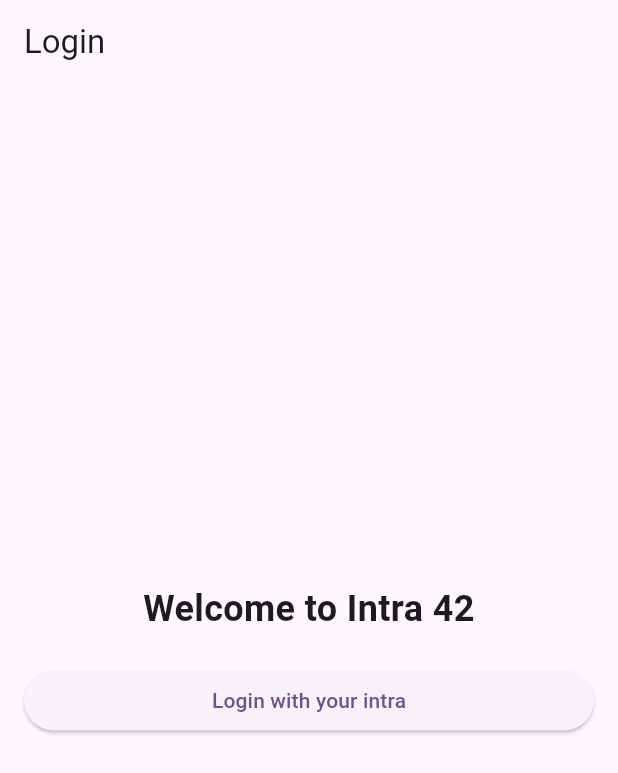
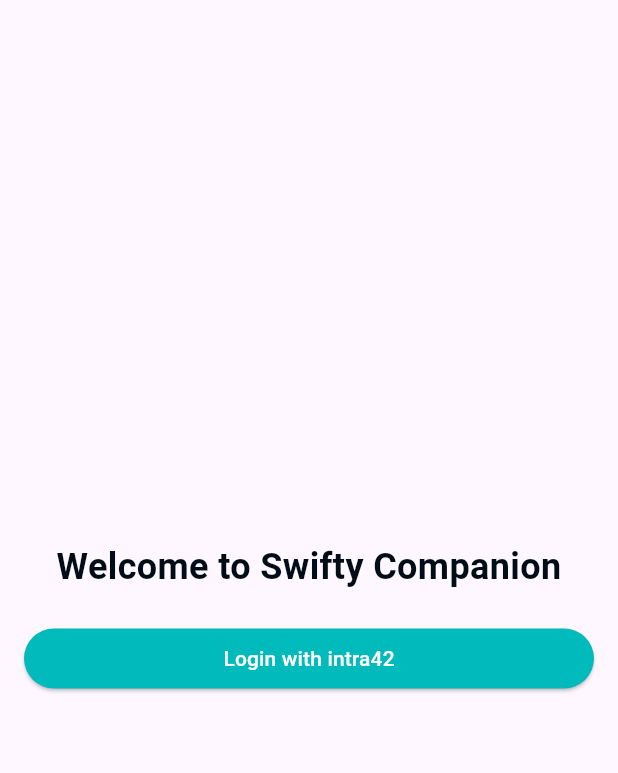
Before and after one commit to Ajjig/swifty_companion, a Flutter app: the screen it shows after launch, on a phone screen of 412 x 824 dp. Shown: the top 773 px of the screen. Run offline on Flutter 3.47's test engine with Material 3 defaults, Android fonts, the light colour scheme and no system bars; our stand-ins replace app_links, dio, fl_chart, flutter_bloc, flutter_dotenv, flutter_secure_storage and 2 more; missing offline and left inert: oauth2.

Commit message:
Refactor LoginScreen: update welcome message, improve button styling, and remove app bar

```diff
--- a/lib/presentation/views/login_screen.dart
+++ b/lib/presentation/views/login_screen.dart
@@ -1,6 +1,7 @@
 import 'package:flutter/material.dart';
 import 'package:flutter_bloc/flutter_bloc.dart';
 import 'package:swifty_companion/business_logic/cubit/user_cubit.dart';
+import 'package:swifty_companion/core/theme.dart';
 import 'package:swifty_companion/presentation/widgets/user_loaded_widget.dart';
 
 class LoginScreen extends StatelessWidget {
@@ -19,9 +20,6 @@
         return UserLoadedWidget(profile: state.profile);
       } else {
         return Scaffold(
-          appBar: AppBar(
-            title: const Text('Login'),
-          ),
           body: Padding(
             padding: const EdgeInsets.all(16.0),
             child: Column(
@@ -29,17 +27,28 @@
               crossAxisAlignment: CrossAxisAlignment.stretch,
               children: [
                 const Text(
-                  'Welcome to Intra 42',
+                  'Welcome to Swifty Companion',
                   textAlign: TextAlign.center,
                   style: TextStyle(
                     fontSize: 24,
+                    color: AppTheme.secondaryColor,
                     fontWeight: FontWeight.bold,
                   ),
                 ),
                 const SizedBox(height: 20),
                 ElevatedButton(
                   onPressed: () => context.read<UserCubit>().login(),
-                  child: const Text('Login with your intra'),
+                  style: ElevatedButton.styleFrom(
+                    backgroundColor: AppTheme.mainColor,
+                    minimumSize: const Size(220, 40),
+                    maximumSize: const Size(220, 40),
+                  ),
+                  child: const Text(
+                    'Login with intra42',
+                    style: TextStyle(
+                      color: Colors.white,
+                    ),
+                  ),
                 ),
               ],
             ),
```
